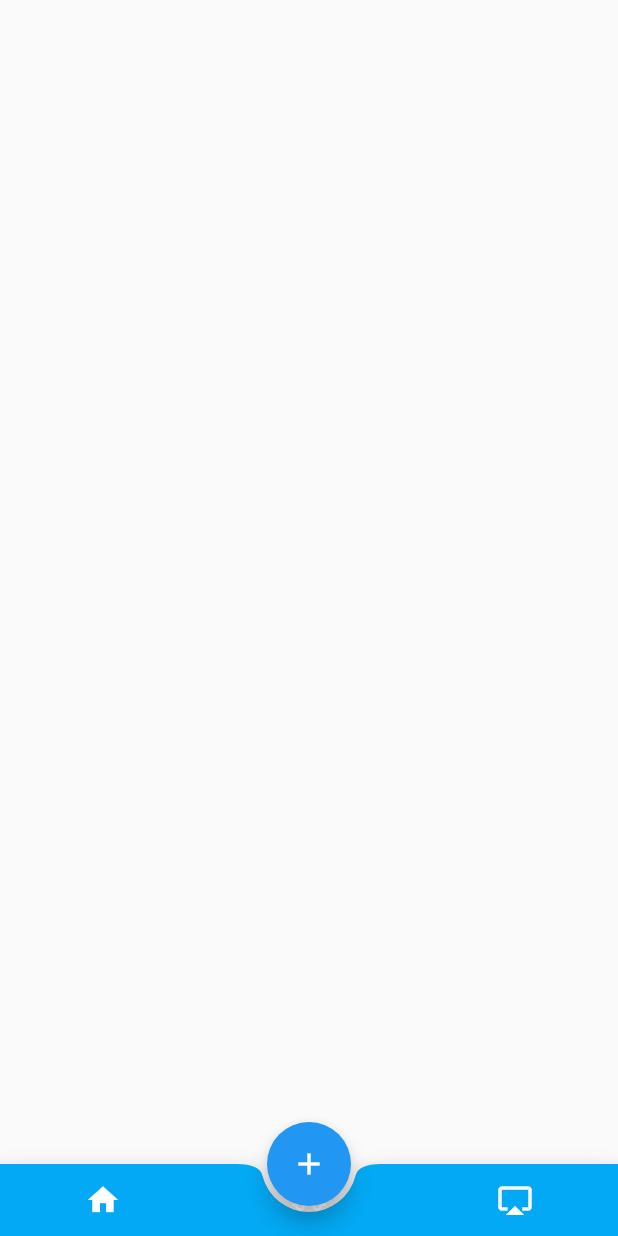
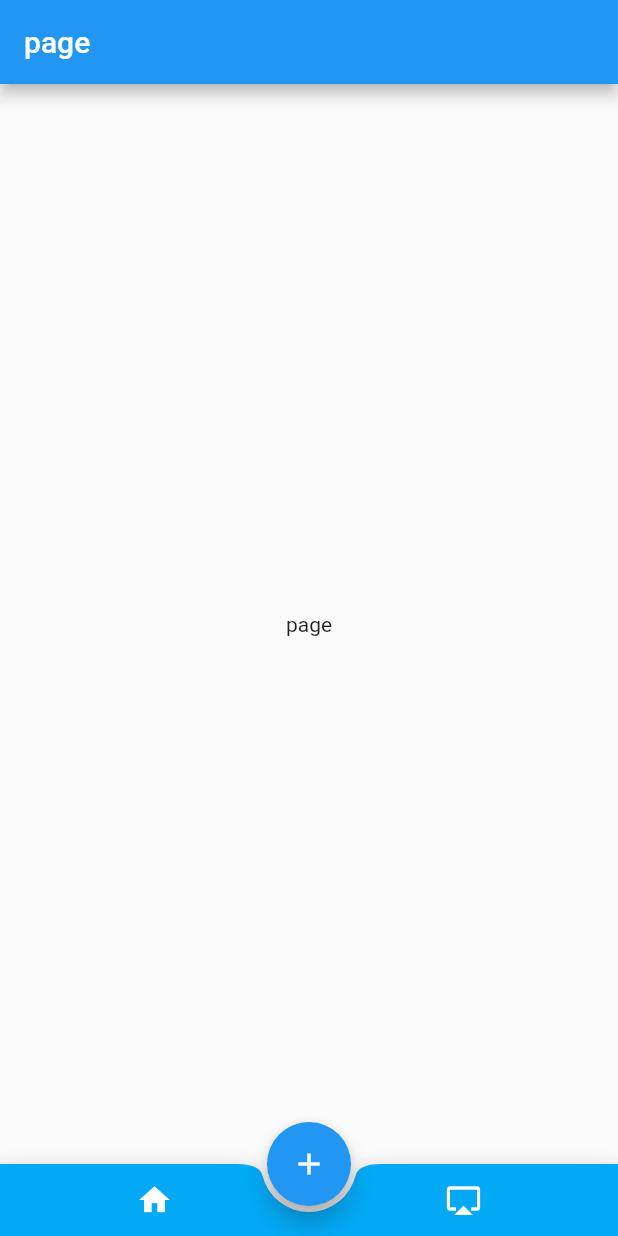
Before and after one commit to starlikerain/flutter_Demos, a Flutter app: the screen it shows after launch, after a tap on the "airplay" icon, on a phone screen of 412 x 824 dp. Run offline on Flutter 3.47's test engine with Material 2 defaults, Android fonts, the phone set to English and light mode, and no system bars.

Commit message:
底部导航可以切换了

```diff
--- a/lib/bottomAppBarDemo.dart
+++ b/lib/bottomAppBarDemo.dart
@@ -1,4 +1,5 @@
 import 'package:flutter/material.dart';
+import 'each_view.dart';
 
 class BottomAppBarDemo extends StatefulWidget {
   @override
@@ -6,12 +7,28 @@ class BottomAppBarDemo extends StatefulWidget {
 }
 
 class _BottomAppBarDemoState extends State<BottomAppBarDemo> {
+  List<Widget> _eachView = List();
+
+  int _index = 0;
+
+  @override
+  void initState() {
+    _eachView..add(EachView('home'))..add(EachView('page'));
+    super.initState();
+  }
+
   @override
   Widget build(BuildContext context) {
     return Scaffold(
+      body: _eachView[_index],
       floatingActionButtonLocation: FloatingActionButtonLocation.centerDocked,
       floatingActionButton: FloatingActionButton(
-        onPressed: () {},
+        onPressed: () {
+          Navigator.of(context)
+              .push(MaterialPageRoute(builder: (BuildContext context) {
+            return EachView('new page');
+          }));
+        },
         tooltip: '按钮提示',
         child: Icon(
           Icons.add,
@@ -28,17 +45,38 @@ class _BottomAppBarDemoState extends State<BottomAppBarDemo> {
             IconButton(
               icon: Icon(Icons.home),
               color: Colors.white,
-              onPressed: () {},
+              onPressed: () {
+                setState(() {
+                  _index = 0;
+                });
+              },
             ),
-            IconButton(
-              icon: Icon(Icons.airport_shuttle),
-              color: Colors.white,
-              onPressed: () {},
-            ),
+//            IconButton(
+//              icon: Icon(Icons.file_download),
+//              color: Colors.white,
+//              onPressed: () {
+//                setState(() {
+//                  _index = 1;
+//                });
+//              },
+//            ),
+//            IconButton(
+//              icon: Icon(Icons.file_download),
+//              color: Colors.white,
+//              onPressed: () {
+//                setState(() {
+//                  _index = 1;
+//                });
+//              },
+//            ),
             IconButton(
               icon: Icon(Icons.airplay),
               color: Colors.white,
-              onPressed: () {},
+              onPressed: () {
+                setState(() {
+                  _index = 1;
+                });
+              },
             ),
           ],
         ),
--- /dev/null
+++ b/lib/each_view.dart
@@ -0,0 +1,20 @@
+import 'package:flutter/material.dart';
+
+class EachView extends StatefulWidget {
+  String _title;
+
+  EachView(this._title);
+
+  @override
+  _EachViewState createState() => _EachViewState();
+}
+
+class _EachViewState extends State<EachView> {
+  @override
+  Widget build(BuildContext context) {
+    return Scaffold(
+      appBar: AppBar(title: Text(widget._title)),
+      body: Center(child: Text(widget._title)),
+    );
+  }
+}
```
